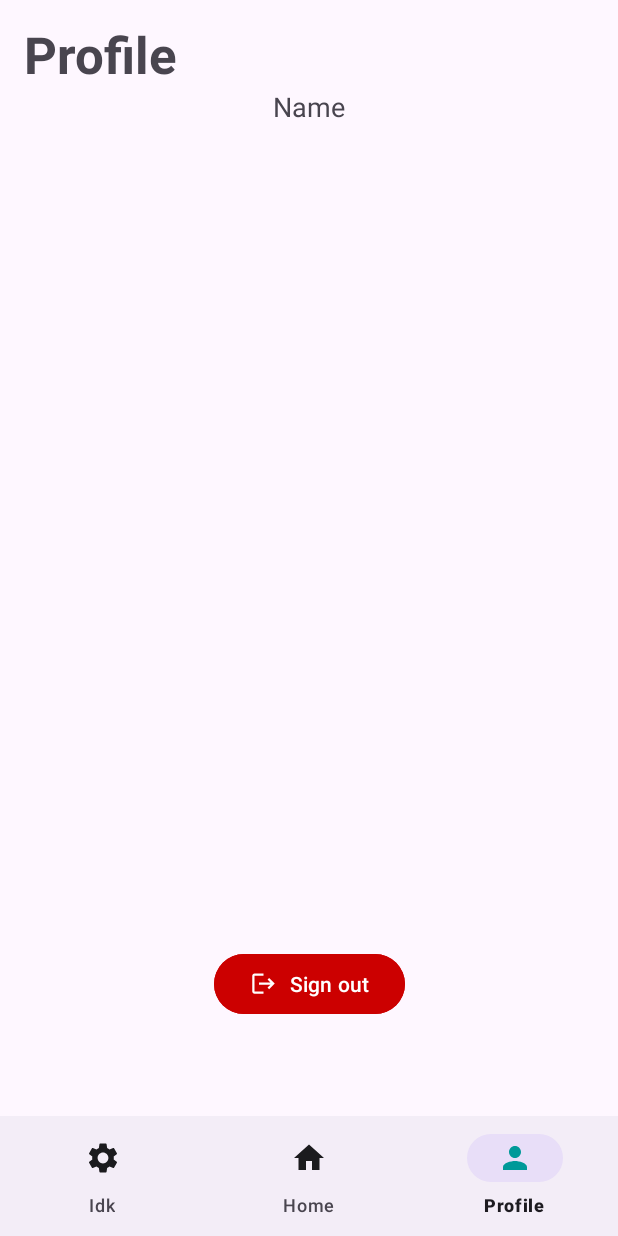
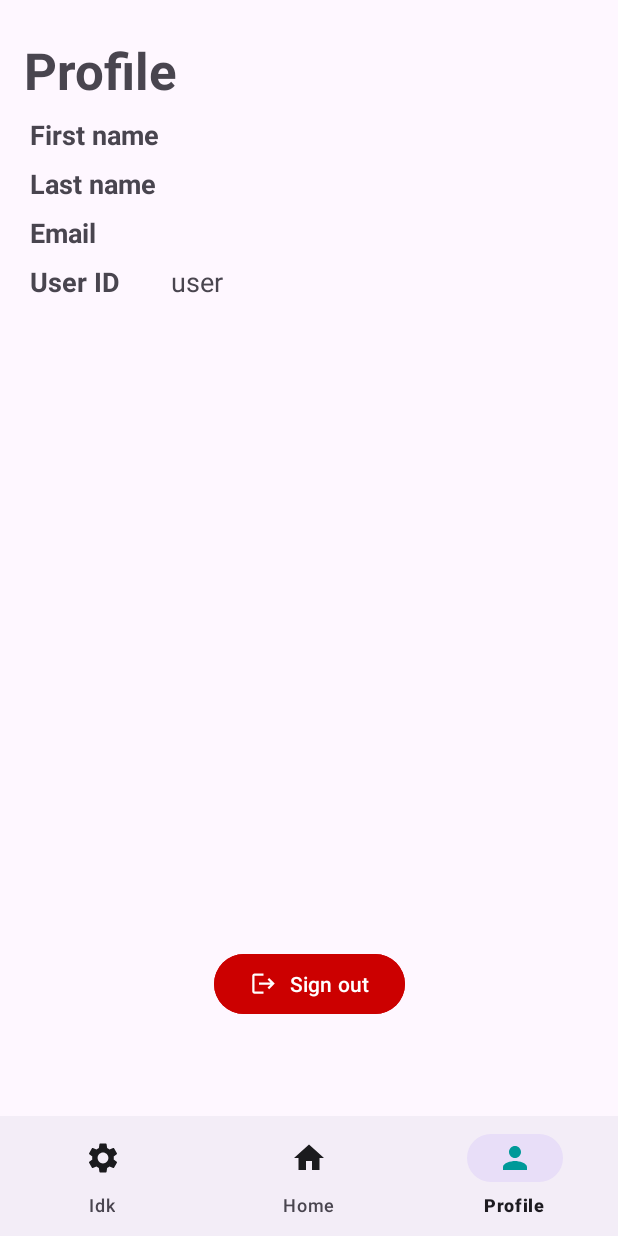
Before and after one commit to Imran-az/B07-Project, an Android app: the screen it shows after launch once a user with an empty profile is signed in (Dashboard), item 3 of the bottom bar chosen, on a phone screen of 412 x 824 dp. Run offline under Robolectric (Android 15) with nearby library versions, the phone set to English and light mode, and no system bars; our stand-ins replace Firebase (no records; nobody signed in at launch, a user with empty details on screens opened directly).

Commit message:
feat: add other user details to profile page

```diff
--- a/app/src/main/java/net/robertx/planeteze_b07/ui/dashboard/ProfileFragment.java
+++ b/app/src/main/java/net/robertx/planeteze_b07/ui/dashboard/ProfileFragment.java
@@ -10,35 +10,56 @@ import android.widget.TextView;
 import androidx.annotation.NonNull;
 import androidx.annotation.Nullable;
 import androidx.fragment.app.Fragment;
+
+import com.google.android.gms.tasks.Task;
 import com.google.firebase.auth.FirebaseAuth;
 import com.google.firebase.auth.FirebaseUser;
+import com.google.firebase.database.DataSnapshot;
+import com.google.firebase.database.DatabaseReference;
+import com.google.firebase.database.FirebaseDatabase;
 
 import net.robertx.planeteze_b07.R;
 import net.robertx.planeteze_b07.UserLogin.WelcomePage;
 
-import java.util.Objects;
-
 public class ProfileFragment extends Fragment {
 
-    private TextView profileName, profileEmail;
-    private FirebaseAuth auth;
+    private String firstName, lastName;
+    private FirebaseAuth auth = FirebaseAuth.getInstance();
+
+    private FirebaseDatabase database = FirebaseDatabase.getInstance();
+
+    private FirebaseUser currentUser = auth.getCurrentUser();
 
     @Nullable
     @Override
     public View onCreateView(@NonNull LayoutInflater inflater, @Nullable ViewGroup container, @Nullable Bundle savedInstanceState) {
         View view = inflater.inflate(R.layout.fragment_profile, container, false);
 
-        profileName = view.findViewById(R.id.profile_name);
-        profileEmail = view.findViewById(R.id.profile_email);
-
-        auth = FirebaseAuth.getInstance();
-        FirebaseUser currentUser = auth.getCurrentUser();
+        TextView profileFirstName = view.findViewById(R.id.profile_first_name);
+        TextView profileLastName = view.findViewById(R.id.profile_last_name);
+        TextView profileUserId = view.findViewById(R.id.profile_user_id);
+        TextView profileEmail = view.findViewById(R.id.profile_email);
 
         if (currentUser != null) {
             profileEmail.setText(currentUser.getEmail());
+            profileUserId.setText(currentUser.getUid());
+
+            DatabaseReference userDetailsRef = database.getReference("Users").child(currentUser.getUid());
+            userDetailsRef.get().addOnCompleteListener( result -> {
+                DataSnapshot resp = result.getResult();
+                if (resp != null ) {
+                    firstName = resp.child("firstName").getValue(String.class);
+                    lastName = resp.child("lastName").getValue(String.class);
+                }
+                profileFirstName.setText(firstName);
+                profileLastName.setText(lastName);
+
+            });
+
         }
 
         Button logoutButton = view.findViewById(R.id.button_sign_out);
+        logoutButton.setEnabled(currentUser != null);
         logoutButton.setOnClickListener(v -> {
             auth.signOut();
             Intent intent = new Intent(getActivity(), WelcomePage.class);
--- a/app/src/main/res/layout/fragment_profile.xml
+++ b/app/src/main/res/layout/fragment_profile.xml
@@ -7,37 +7,16 @@
 
 
     <TextView
-        android:id="@+id/textView3"
+        android:id="@+id/static_text_profile"
         android:layout_width="wrap_content"
         android:layout_height="wrap_content"
         android:layout_marginStart="16dp"
-        android:layout_marginTop="13dp"
+        android:layout_marginTop="24dp"
         android:text="Profile"
         android:textSize="34sp"
         android:textStyle="bold"
         app:layout_constraintStart_toStartOf="parent"
         app:layout_constraintTop_toTopOf="parent" />
-
-    <TextView
-        android:id="@+id/profile_name"
-        android:layout_width="wrap_content"
-        android:layout_height="wrap_content"
-        android:text="Name"
-        android:textSize="18sp"
-        app:layout_constraintEnd_toEndOf="parent"
-        app:layout_constraintStart_toStartOf="parent"
-        app:layout_constraintTop_toBottomOf="@+id/textView3" />
-
-    <TextView
-        android:id="@+id/profile_email"
-        android:layout_width="wrap_content"
-        android:layout_height="wrap_content"
-        android:layout_marginTop="8dp"
-        android:text="Email"
-        android:textSize="18sp"
-        app:layout_constraintEnd_toEndOf="parent"
-        app:layout_constraintStart_toStartOf="parent"
-        app:layout_constraintTop_toBottomOf="@+id/profile_name" />
 
     <Button
         android:id="@+id/button_sign_out"
@@ -52,4 +31,87 @@
         app:layout_constraintEnd_toEndOf="parent"
         app:layout_constraintStart_toStartOf="parent" />
 
+    <TableLayout
+        android:id="@+id/tableLayout"
+        android:layout_width="0dp"
+        android:layout_height="wrap_content"
+        android:layout_marginStart="16dp"
+        android:layout_marginTop="4dp"
+        android:layout_marginEnd="16dp"
+        app:layout_constraintEnd_toEndOf="parent"
+        app:layout_constraintStart_toStartOf="parent"
+        app:layout_constraintTop_toBottomOf="@+id/static_text_profile">
+
+        <TableRow
+            android:layout_width="match_parent"
+            android:layout_height="match_parent">
+
+            <TextView
+                android:text="First name"
+                android:textSize="18sp"
+                android:textStyle="bold"
+                android:padding="4dp"/>
+
+            <TextView
+                android:id="@+id/profile_first_name"
+                android:text="First name"
+                android:padding="4dp"
+                android:textSize="18sp" />
+
+        </TableRow>
+
+        <TableRow
+            android:layout_width="match_parent"
+            android:layout_height="match_parent">
+
+            <TextView
+                android:text="Last name"
+                android:textSize="18sp"
+                android:padding="4dp"
+                android:textStyle="bold" />
+
+            <TextView
+                android:id="@+id/profile_last_name"
+                android:text="Last name"
+                android:padding="4dp"
+                android:textSize="18sp" />
+        </TableRow>
+
+        <TableRow
+            android:layout_width="match_parent"
+            android:layout_height="match_parent">
+
+            <TextView
+                android:text="Email"
+                android:textSize="18sp"
+                android:padding="4dp"
+                android:textStyle="bold" />
+
+            <TextView
+                android:id="@+id/profile_email"
+                android:text="Email"
+                android:padding="4dp"
+                android:textSize="18sp" />
+        </TableRow>
+
+        <TableRow
+            android:layout_width="match_parent"
+            android:layout_height="wrap_content">
+            <TextView
+                android:text="User ID"
+                android:textSize="18sp"
+                android:padding="4dp"
+                android:textStyle="bold" />
+
+            <TextView
+                android:id="@+id/profile_user_id"
+                android:text="User ID"
+                android:padding="4dp"
+                android:textIsSelectable="true"
+                android:textSize="18sp" />
+
+        </TableRow>
+
+    </TableLayout>
+
 </androidx.constraintlayout.widget.ConstraintLayout>
```
